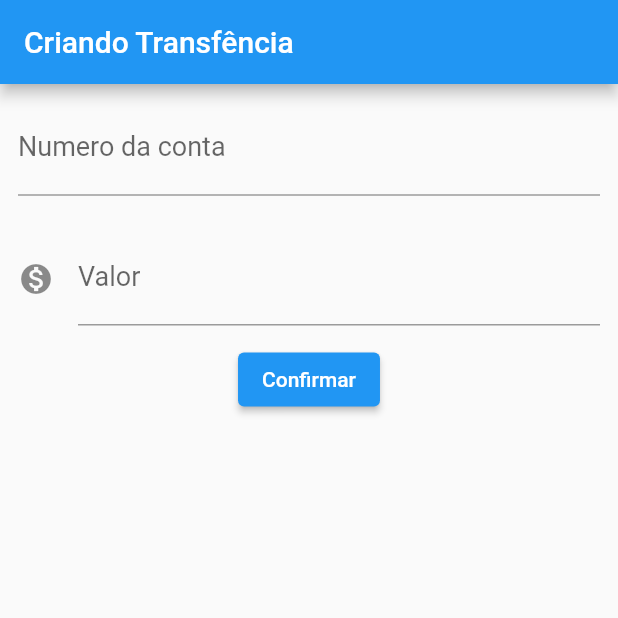
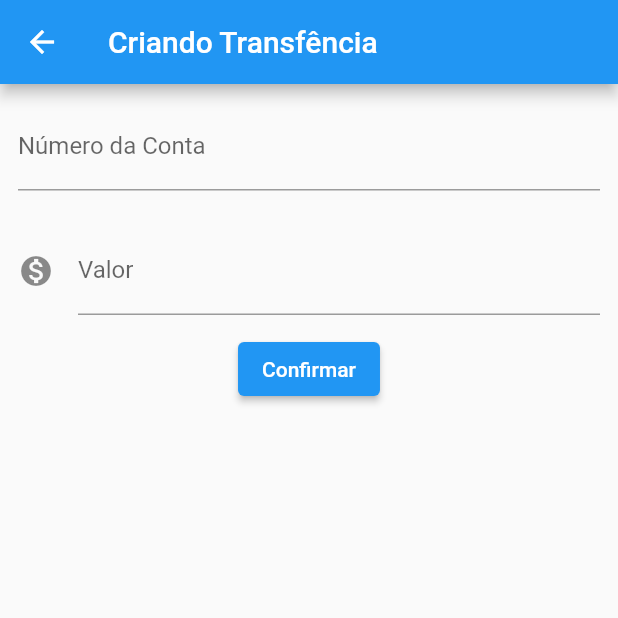
Before and after one commit to CarolinaVanuchi/constrole_financeiro, a Flutter app: the FormularioTransferencia screen opened directly, after a tap on "Confirmar", on a phone screen of 412 x 824 dp, the top half of it. Run offline on Flutter 3.47's test engine with Material 2 defaults, Android fonts, the phone set to English and light mode, and no system bars.

Commit message:
navegacao entre telas

```diff
--- a/lib/main.dart
+++ b/lib/main.dart
@@ -19,7 +19,7 @@ class ByteBankApp extends StatelessWidget {
   Widget build(BuildContext context) {
     return MaterialApp(
         home: Scaffold(
-          body: FormularioTransferencia(),
+          body: ListaTransferencias(),
         ),
       );
   }
@@ -41,7 +41,13 @@ class ListaTransferencias extends StatelessWidget {
 
          floatingActionButton: FloatingActionButton(
            onPressed: () {
-              // Add your onPressed code here!
+             final Future future = Navigator.push(context, MaterialPageRoute(builder: (context){
+               return FormularioTransferencia();
+             }));
+              future.then((transferenciaCriada){
+                debugPrint('$transferenciaCriada');
+                debugPrint('AAA');
+              });
             },
             child: Icon(Icons.add),
           ),
@@ -76,8 +82,6 @@ class Transferencia {
   String toStrig() {
     return '$valor e $numeroConta';
   }
-
-
 }
 
 class FormularioTransferencia extends StatelessWidget {
@@ -85,55 +89,61 @@ class FormularioTransferencia extends StatelessWidget {
   final TextEditingController _controladorCampoNumeroConta = TextEditingController();
   final TextEditingController _controladorCampoValor = TextEditingController() ;
 
+  _criarTransferencia(BuildContext context) {
+      final int? numeroConta = int.tryParse(_controladorCampoNumeroConta.text);
+      final double? valor = double.tryParse(_controladorCampoValor.text);
+      if (numeroConta != null && valor != null) {
+        final transferenciaCriada = Transferencia(valor, numeroConta);
+        Navigator.pop(context, transferenciaCriada);
+      }
+  }
+
   @override
   Widget build(BuildContext context){
     return Scaffold(
       appBar: AppBar(title: Text('Criando Transfência'),),
       body: Column(children: [
-        Padding(
-          padding: const EdgeInsets.all(12.0),
-          child: TextField(
-            controller: _controladorCampoNumeroConta,
-            keyboardType: TextInputType.number,
-            style: TextStyle(
-              fontSize: 18.0,
-            ),
-            decoration: InputDecoration(
-              labelText: 'Numero da conta',
-              hintText: '0000'
-            ),
-          ),
-        ),
 
-        Padding(
-          padding: const EdgeInsets.all(12.0),
-          child: TextField(
-            controller: _controladorCampoValor,
-            keyboardType: TextInputType.number,
-            style: TextStyle(
-              fontSize: 18.0,
-            ),
-            decoration: InputDecoration(
-              icon: Icon(Icons.monetization_on),
-              labelText: 'Valor',
-              hintText: '00.00'
-            ),
-          ),
-        ),
+        Editor(controlador: _controladorCampoNumeroConta, rotulo: 'Número da Conta', dica: '00000'),
+        Editor(controlador:_controladorCampoValor, rotulo:'Valor', dica:'00.00', icone:Icons.monetization_on),
 
         ElevatedButton(
           onPressed: () {
-            debugPrint('Clicou');
-
-            final int? numeroConta = int.tryParse(_controladorCampoNumeroConta.text);
-            final double? valor = double.tryParse(_controladorCampoValor.text);
-            if (numeroConta != null && valor != null) {
-              final transferenciaCriada = Transferencia(valor, numeroConta);
-              debugPrint('$transferenciaCriada');
-            }
+            _criarTransferencia(context);
           },
           child: Text('Confirmar'))
       ],)
     );
   }
+
+
 }
+
+class Editor extends StatelessWidget {
+
+  final TextEditingController? controlador;
+  final String? rotulo;
+  final String? dica;
+  final IconData? icone;
+
+  Editor({this.controlador, this.rotulo, this.dica, this.icone});
+
+  @override
+  Widget build(BuildContext) {
+    return Padding(
+            padding: const EdgeInsets.all(12.0),
+            child: TextField(
+              controller: controlador,
+              keyboardType: TextInputType.number,
+              style: TextStyle(
+                fontSize: 16.0
+              ),
+              decoration: InputDecoration(
+                icon: icone != null ? Icon(icone): null,
+                labelText: rotulo,
+                hintText: dica
+              ),
+            ),
+        );
+  }
+}
```
